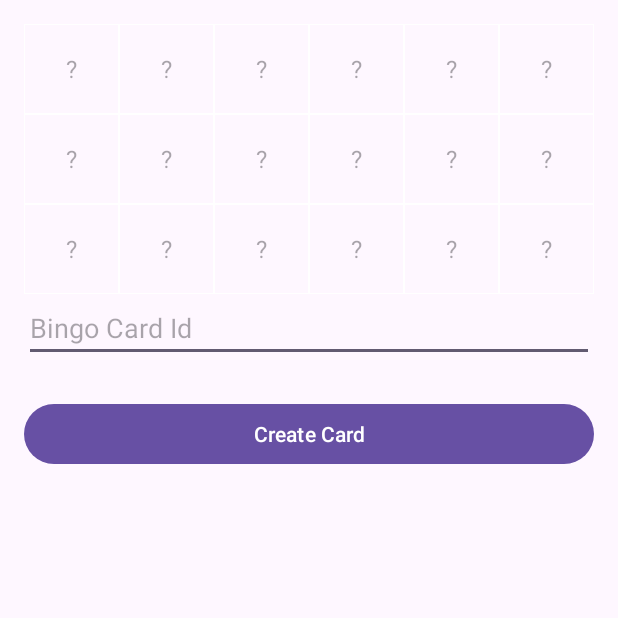
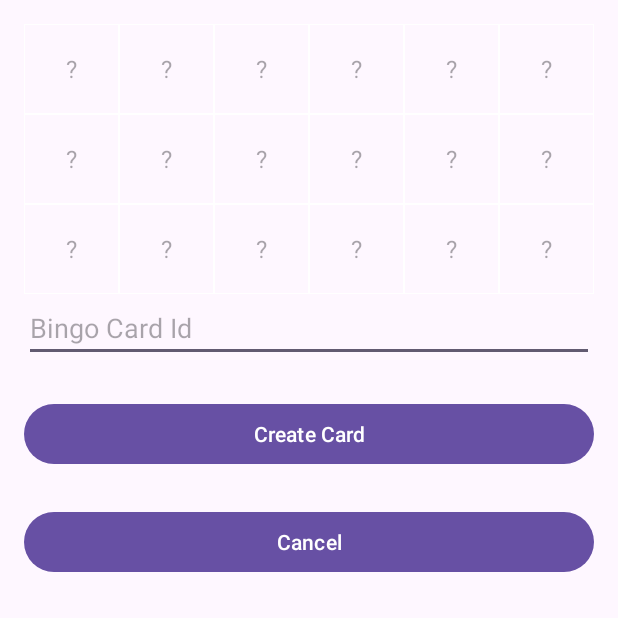
Before and after one commit to KoKoKotlin/BingoApp, an Android app: the CreateCardActivity screen opened directly, with no data from a screen before it, on a phone screen of 412 x 824 dp, the top half of it. Run offline under Robolectric (Android 15) with nearby library versions, the phone set to English and light mode, and no system bars.

Commit message:
Added cancel btn to create card dialog

```diff
--- a/app/src/main/java/com/example/bingoapp/CreateCardActivity.kt
+++ b/app/src/main/java/com/example/bingoapp/CreateCardActivity.kt
@@ -18,6 +18,12 @@ class CreateCardActivity : AppCompatActivity() {
         binding = ActivityCreateCardBinding.inflate(layoutInflater)
         enableEdgeToEdge()
         setContentView(binding.root)
+    }
+
+
+    fun onCancel(view: View) {
+        setResult(RESULT_CANCELED)
+        finish()
     }
 
     fun onCreateCard(view: View) {
--- a/app/src/main/java/com/example/bingoapp/MainActivity.kt
+++ b/app/src/main/java/com/example/bingoapp/MainActivity.kt
@@ -27,12 +27,14 @@ class MainActivity : AppCompatActivity() {
 
     @RequiresApi(Build.VERSION_CODES.TIRAMISU)
     val startForResult = registerForActivityResult(ActivityResultContracts.StartActivityForResult()) {
-        Toast.makeText(this, "New Bingo card created!", Toast.LENGTH_SHORT).show()
         if (it.resultCode == RESULT_OK) {
+            Toast.makeText(this, "New Bingo card created!", Toast.LENGTH_SHORT).show()
             it.data?.getParcelableExtra("NEW_BINGO_CARD", BingoCard::class.java)
                 ?.let(bingoCards::add)
             adapter.notifyItemInserted(bingoCards.lastIndex)
             binding.rvBingoCards.smoothScrollToPosition(bingoCards.lastIndex)
+        } else {
+            Toast.makeText(this, "Canceled creating a new card!", Toast.LENGTH_SHORT).show()
         }
     }
 
--- a/app/src/main/res/layout/activity_create_card.xml
+++ b/app/src/main/res/layout/activity_create_card.xml
@@ -51,5 +51,12 @@
             android:text="Create Card"
             android:onClick="onCreateCard"
             android:layout_marginTop="24dp"/>
+        <Button
+            android:id="@+id/btnCancel"
+            android:layout_width="match_parent"
+            android:layout_height="wrap_content"
+            android:text="Cancel"
+            android:onClick="onCancel"
+            android:layout_marginTop="24dp"/>
     </LinearLayout>
 </ScrollView>
```
